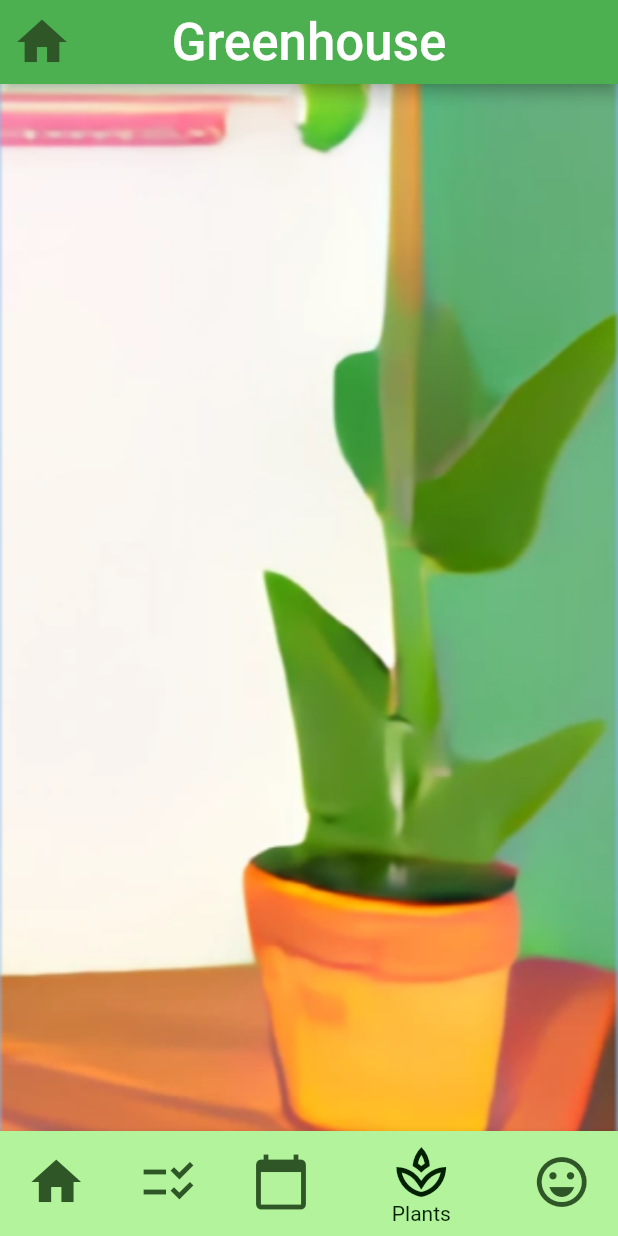
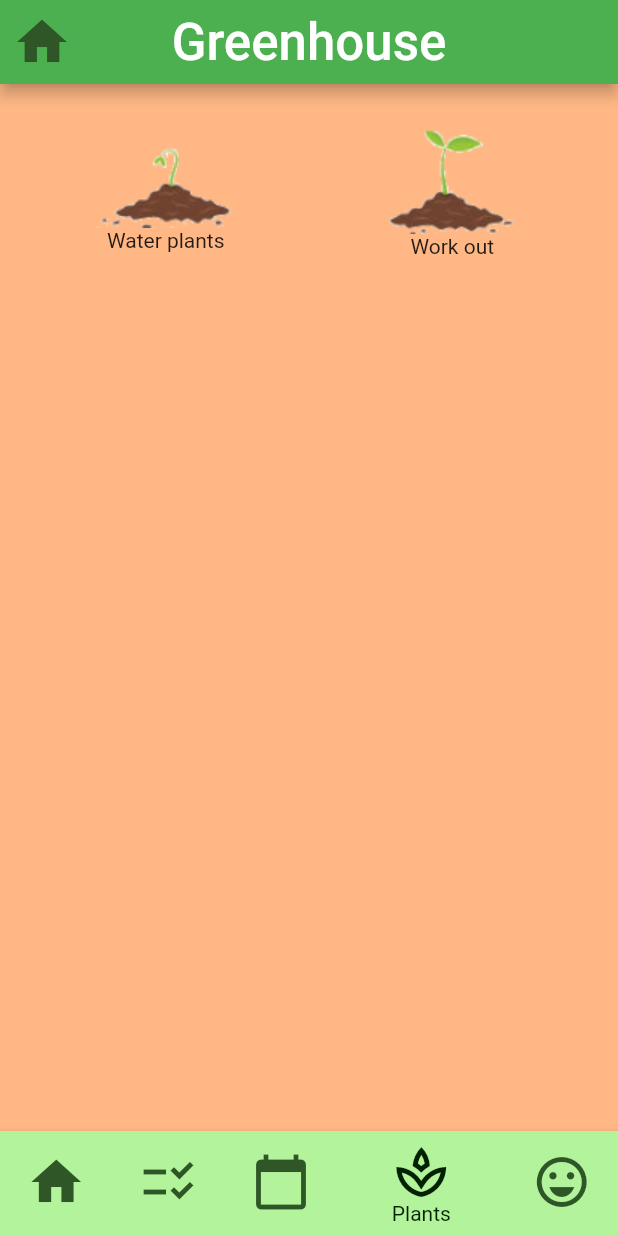
Before and after one commit to myrsini-k/task_planter0, a Flutter app: the PlantPage screen opened directly, on a phone screen of 412 x 824 dp. Run offline on Flutter 3.47's test engine with Material 2 defaults, Android fonts, the phone set to English and light mode, and no system bars; our stand-ins replace camera, table_calendar; missing offline and left inert: flutter_fast_forms.

Commit message:
added plant view

```diff
--- a/lib/plants.dart
+++ b/lib/plants.dart
@@ -1,5 +1,6 @@
 import 'package:flutter/material.dart';
 import 'home.dart';
+import 'main.dart';
 
 class PlantPage extends StatelessWidget {
   static final String home = 'Plants';
@@ -32,7 +33,7 @@ class PlantPage extends StatelessWidget {
                 fit: BoxFit.cover,
               ),
             ),
-            child: null),
+            child: PlantList()),
         bottomNavigationBar: BottomNavigationBar(
             items: <BottomNavigationBarItem>[
               BottomNavigationBarItem(
@@ -75,3 +76,37 @@ class PlantPage extends StatelessWidget {
             elevation: 5));
   }
 }
+
+class PlantList extends StatelessWidget {
+  PlantList({super.key});
+  var plants = tasks.where((o) => o.completed == 'yes');
+  @override
+  Widget build(BuildContext context) {
+    //const title = 'Grid List';
+
+    return Container(
+        color: const Color.fromARGB(255, 255, 184, 133),
+        child: GridView(
+          // Create a grid with 2 columns. If you change the scrollDirection to
+          // horizontal, this produces 2 rows.
+          //crossAxisCount: 2,
+          // Generate 100 widgets that display their index in the List.
+          padding: const EdgeInsets.all(25),
+          gridDelegate: const SliverGridDelegateWithMaxCrossAxisExtent(
+              maxCrossAxisExtent: 200,
+              childAspectRatio: 2 / 2,
+              crossAxisSpacing: 20,
+              mainAxisSpacing: 20),
+          children: plants
+              .map((el) => ConstrainedBox(
+                    constraints: const BoxConstraints(minHeight: 700),
+                    child: Column(children: [
+                      Image(image: AssetImage("assets/images/${el.type}.png")),
+                      Text(el.name),
+                    ]),
+                    // Text(el.name)
+                  ))
+              .toList(),
+        ));
+  }
+}
--- a/lib/task.dart
+++ b/lib/task.dart
@@ -101,13 +101,14 @@ class MyFormPage extends StatelessWidget {
                       ],
                     ),
                     TextButton(
-                        style: ButtonStyle(),
+                        style: const ButtonStyle(),
                         child: const Text('Submit'),
                         onPressed: () {
                           if (formKey.currentState!.validate()) {
                             formKey.currentState!.save();
                             tasks.add(Task(
                                 id: idcounter,
+                                type: "plant1",
                                 name: label,
                                 completed: "no",
                                 duedate: "",
@@ -248,9 +249,10 @@ class TaskPage extends StatelessWidget {
 
 class Task {
   int id;
-  String name, completed, duedate, location, frequency, mood;
+  String name, type, completed, duedate, location, frequency, mood;
   Task(
       {required this.id,
+      required this.type,
       required this.name,
       required this.completed,
       required this.duedate,
```
Also changed, not shown: lib/calendar.dart (+33 -15 lines), lib/main.dart (+11 -24 lines), assets/images/plant1.png (added), assets/images/plant2.png (added), assets/images/plant3.png (added), assets/images/plant4.png (added), assets/images/plant5.png (added).
